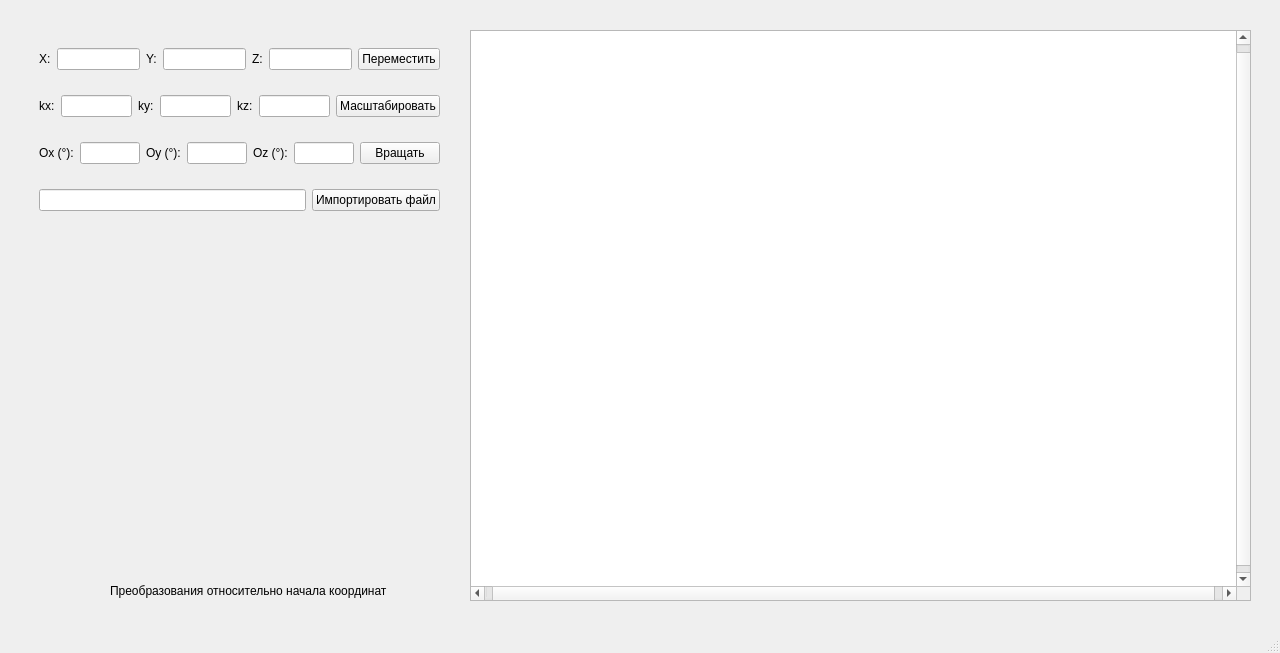
This is lab_01/mainwindow.ui in SINdeletE/OOP as Qt 5 draws it before an edit. The edited form follows.
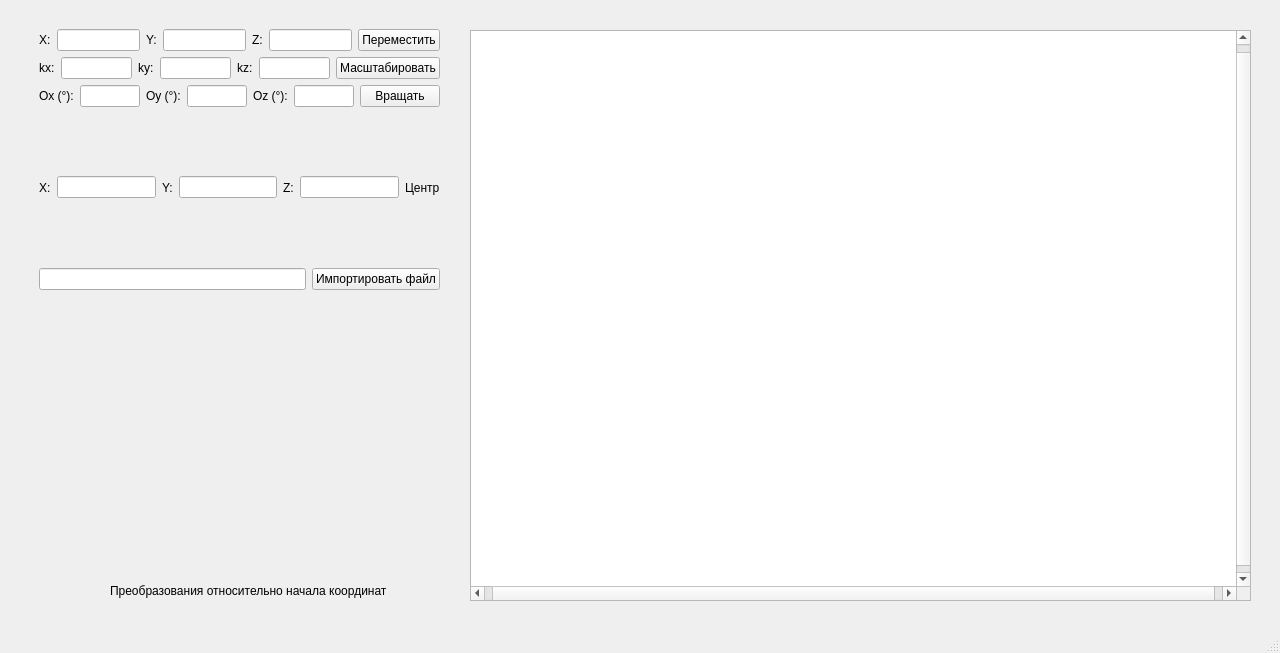
This is the edited form.

Diff of the .ui file:
```diff
--- a/lab_01/mainwindow.ui
+++ b/lab_01/mainwindow.ui
@@ -26,7 +26,7 @@
       <x>39</x>
       <y>29</y>
       <width>401</width>
-      <height>201</height>
+      <height>261</height>
      </rect>
     </property>
     <layout class="QVBoxLayout" name="verticalLayout">
@@ -153,6 +153,47 @@
        </item>
       </layout>
      </item>
+     <item>
+      <layout class="QHBoxLayout" name="horizontalLayout_6">
+       <item>
+        <widget class="QLabel" name="label_14">
+         <property name="text">
+          <string>X:</string>
+         </property>
+        </widget>
+       </item>
+       <item>
+        <widget class="QLineEdit" name="CenterEditX"/>
+       </item>
+       <item>
+        <widget class="QLabel" name="label_15">
+         <property name="text">
+          <string>Y:</string>
+         </property>
+        </widget>
+       </item>
+       <item>
+        <widget class="QLineEdit" name="CenterEditY"/>
+       </item>
+       <item>
+        <widget class="QLabel" name="label_16">
+         <property name="text">
+          <string>Z:</string>
+         </property>
+        </widget>
+       </item>
+       <item>
+        <widget class="QLineEdit" name="CenterEditZ"/>
+       </item>
+       <item>
+        <widget class="QLabel" name="label_17">
+         <property name="text">
+          <string>Центр</string>
+         </property>
+        </widget>
+       </item>
+      </layout>
+     </item>
      <item>
       <layout class="QHBoxLayout" name="horizontalLayout_5">
        <item>
```
